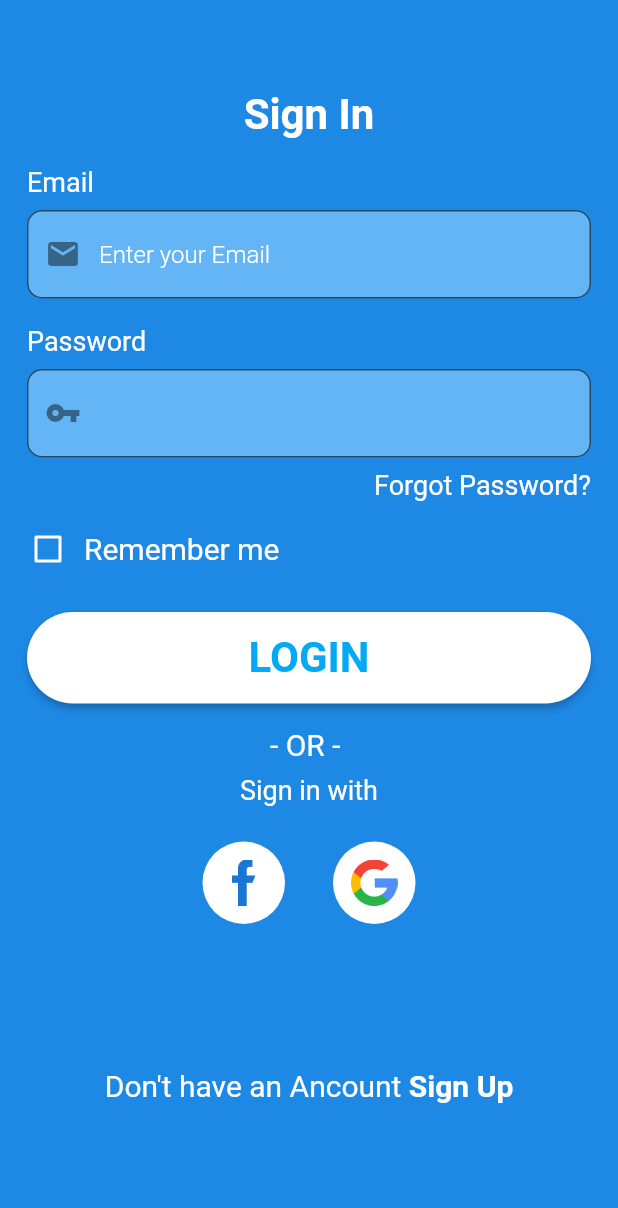
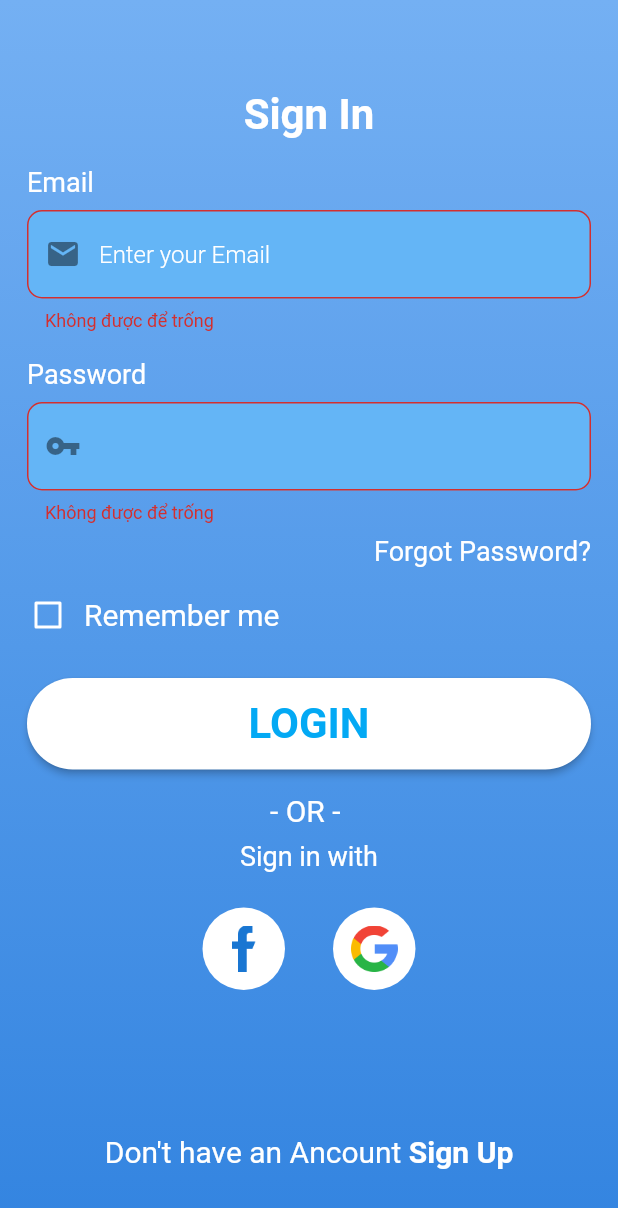
Before and after one commit to nguyenduyhuan26/login_flutter, a Flutter app: the screen it shows after launch, after a tap on "LOGIN", on a phone screen of 412 x 824 dp. Shown: the top 1208 px of the screen. Run offline on Flutter 3.47's test engine with Material 2 defaults, Android fonts, the phone set to English and light mode, and no system bars; accounts and stored records are empty.

Commit message:
commit 3

```diff
--- a/lib/http/request.dart
+++ b/lib/model/request.dart
@@ -1,10 +1,6 @@
-// import 'dart:convert' as convert;
-// import 'package:http/http.dart' as http;
-
 import 'dart:convert';
-
 import 'package:http/http.dart';
-import 'package:my_app/model/user/user_response.dart';
+import 'package:my_app/model/user_response.dart';
 
 class Requests {
   var url = "https://611b5f2b22020a00175a443a.mockapi.io/User";
@@ -15,7 +11,8 @@ class Requests {
       List<dynamic> body = jsonDecode(response.body);
       List<UserResponse> users =
           body.map((dynamic item) => UserResponse.fromJson(item)).toList();
-      print("OK");
+      print(users.length);
+
       return users;
     } else {
       throw "Can't get ";
--- a/lib/providers/login.dart
+++ b/lib/providers/login.dart
@@ -1,25 +1,24 @@
+import 'package:flutter/foundation.dart';
 import 'package:flutter/material.dart';
-import 'package:my_app/http/request.dart';
-import 'package:my_app/model/user/user_response.dart';
+import 'package:my_app/model/request.dart';
+import 'package:my_app/model/user_response.dart';
 
 class Login with ChangeNotifier {
   Requests requests = Requests();
   late List<UserResponse> users;
   late UserResponse user;
-  bool isCheck = false;
-  void submitLogin(String email, String password) {
-    requests.getUser().then((value) => users = value);
+  String notification = "Sign in fail";
+  void submitLogin(String email, String password) async {
+    await requests.getUser().then((value) => users = value);
     checkUser(email, password);
-    print(isCheck);
     notifyListeners();
-    print(email + password);
   }
 
   void checkUser(String email, String password) {
     for (var i = 0; i < users.length - 1; i++) {
       if (email == users[i].email && password == users[i].password) {
         user = users[i];
-        isCheck = true;
+        notification = "Sign in successful";
       }
     }
   }
--- a/lib/providers/register.dart
+++ b/lib/providers/register.dart
@@ -1,5 +1,6 @@
 import 'package:flutter/material.dart';
-import 'package:my_app/http/request.dart';
+import 'package:flutter/foundation.dart';
+import 'package:my_app/model/request.dart';
 
 class Register with ChangeNotifier {
   Requests requests = Requests();
--- a/lib/views/signIn_page.dart
+++ b/lib/views/signIn_page.dart
@@ -13,14 +13,15 @@ class SignInPage extends StatefulWidget {
 class _SignInPageState extends State<SignInPage> {
   TextEditingController email = TextEditingController(text: "");
   TextEditingController password = TextEditingController(text: "");
+  final formKey = GlobalKey<FormState>();
 
   Widget build(BuildContext context) {
-    // final login = Provider.of<Login>(context);
-
     return MultiProvider(
       providers: [
         ChangeNotifierProvider(create: (_) => Login()),
       ],
+      child: Form(
+        key: formKey,
         child: SafeArea(
           child: Scaffold(
             resizeToAvoidBottomInset: false,
@@ -28,6 +29,14 @@ class _SignInPageState extends State<SignInPage> {
             body: SingleChildScrollView(
               reverse: false,
               child: Container(
+                decoration: BoxDecoration(
+                    gradient: LinearGradient(
+                        begin: Alignment.topCenter,
+                        end: Alignment.bottomCenter,
+                        colors: [
+                      Color.fromRGBO(116, 176, 243, 1),
+                      Color.fromRGBO(51, 132, 224, 1),
+                    ])),
                 height: MediaQuery.of(context).size.height,
                 width: MediaQuery.of(context).size.width,
                 child: Column(
@@ -42,6 +51,7 @@ class _SignInPageState extends State<SignInPage> {
                     icon(),
                     signUpText(),
                   ],
+                ),
               ),
             ),
           ),
@@ -122,8 +132,13 @@ class _SignInPageState extends State<SignInPage> {
       padding: const EdgeInsets.fromLTRB(18, 18, 18, 0),
       child: MaterialButton(
         minWidth: MediaQuery.of(context).size.width,
-        onPressed: () =>
-            context.read<Login>().submitLogin(email.text, password.text),
+        onPressed: () {
+          if (formKey.currentState!.validate()) {
+            context.read<Login>().submitLogin(email.text, password.text);
+            ScaffoldMessenger.of(context).showSnackBar(
+                SnackBar(content: Text(context.read<Login>().notification)));
+          }
+        },
         shape: const StadiumBorder(),
         color: Colors.white,
         splashColor: Colors.blue[900],
@@ -267,7 +282,12 @@ class _SignInPageState extends State<SignInPage> {
             // onFieldSubmitted: onSubmitted,
             controller: controller,
             obscureText: isShowText,
-            // validator: validator,
+            validator: (val) {
+              if (val?.isEmpty ?? true) {
+                return 'Không được để trống';
+              }
+              return null;
+            },
             decoration: InputDecoration(
               border: OutlineInputBorder(
                 borderRadius: BorderRadius.circular(10.0),
@@ -290,28 +310,4 @@ class _SignInPageState extends State<SignInPage> {
       ),
     );
   }
-
-  void submitLogin() {
-    // showDialog(
-    //   context: context,
-    //   barrierDismissible: true,
-    //   builder: (BuildContext context) {
-    //     return Align(
-    //       alignment: Alignment.bottomCenter,
-    //       child: Container(
-    //         height: 50,
-    //         child: new CircularProgressIndicator(
-    //           backgroundColor: Colors.red,
-    //         ),
-    //         margin: EdgeInsets.only(bottom: 320, left: 12, right: 12),
-    //         decoration: BoxDecoration(
-    //           color: Colors.white,
-    //           borderRadius: BorderRadius.circular(40),
-    //         ),
-    //       ),
-    //     );
-    //   },
-    // );
-    print("da an");
 }
-}
```
Also changed, not shown: lib/login_controller.dart (deleted, +0 -90 lines), lib/model/user/user.dart (deleted, +0 -129 lines), lib/views/signUp_page.dart (+21 -8 lines), lib/model/user_response.dart (renamed from lib/model/user/user_response.dart), 2 other files. Lines whose indentation alone changed are shown as unchanged.
